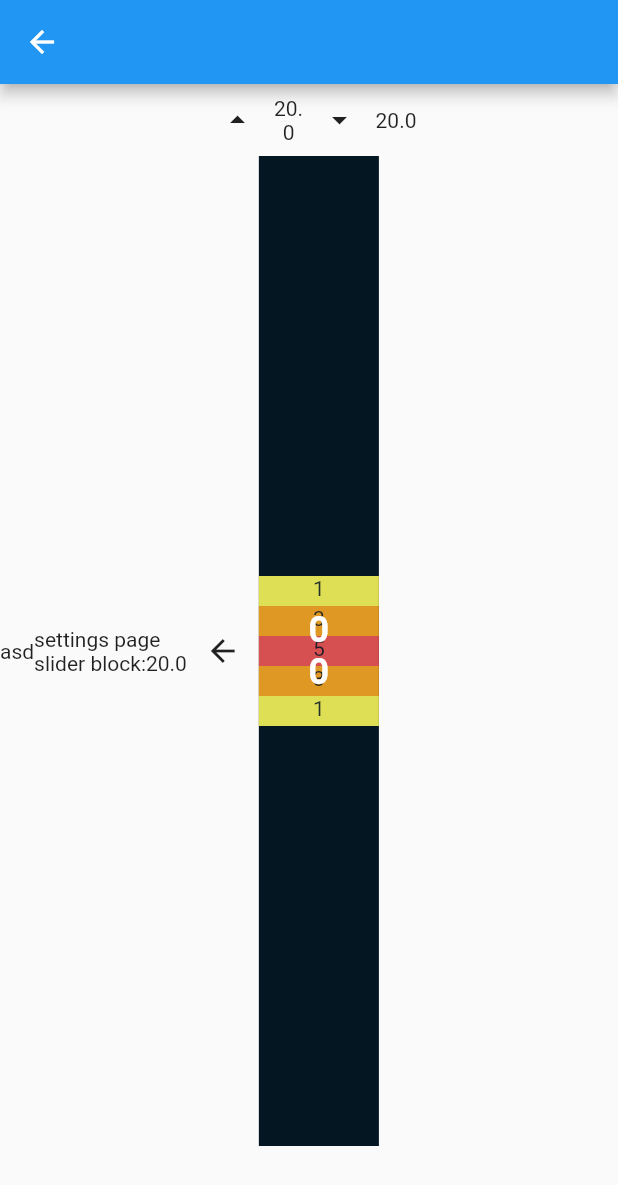
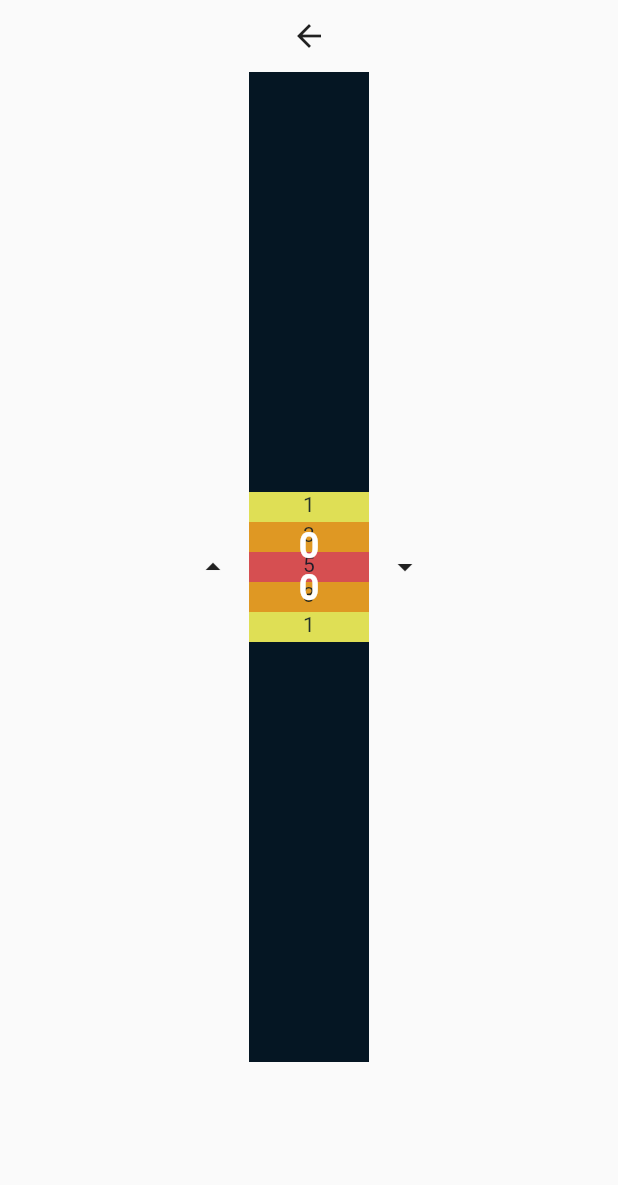
Before and after one commit to icsdaniel/filit, a Flutter app: the SettingsPage screen opened by its route, on a phone screen of 412 x 824 dp. Shown: the top 1185 px of the screen. Run offline on Flutter 3.47's test engine with Material 2 defaults, Android fonts, the phone set to English and light mode, and no system bars.

Commit message:
fixed settings

```diff
--- a/lib/src/pages/homepage.dart
+++ b/lib/src/pages/homepage.dart
@@ -12,7 +12,6 @@ class HomePage extends StatefulWidget {
 class _HomePageState extends State<HomePage> {
   var _team = 2;
   var _round = 5;
-
 
   Widget build(BuildContext context) {
     return Scaffold(
--- a/lib/src/pages/settings.dart
+++ b/lib/src/pages/settings.dart
@@ -14,19 +14,19 @@ class SettingsPage extends StatefulWidget {
 }
 
 class _SettingsPageState extends State<SettingsPage> {
-
+  int incDecValue = 5;
 
   void _increaseVariable() {
     setState(() {
       var slider = context.read<SliderModel>();
-      slider.blockHeight=slider.blockHeight+5;
+      slider.blockHeight = slider.blockHeight + incDecValue;
     });
   }
 
   void _decreaseVariable() {
     setState(() {
       var slider = context.read<SliderModel>();
-      slider.blockHeight=slider.blockHeight-5;
+      slider.blockHeight = slider.blockHeight - incDecValue;
     });
   }
 
@@ -34,43 +34,28 @@ class _SettingsPageState extends State<SettingsPage> {
   Widget build(BuildContext context) {
     var slider = context.read<SliderModel>();
 
-    return Scaffold(
-      appBar: AppBar(),
+    return SafeArea(
+        child: Scaffold(
       body: Column(children: [
-        Row(
+        BackButton(onPressed: () => Navigator.pop(context)),
+        Consumer<SliderModel>(
+          builder: (context, slider, child) => Row(
             mainAxisAlignment: MainAxisAlignment.center,
             children: [
               IconButton(
                 onPressed: _increaseVariable,
                 icon: Icon(Icons.arrow_drop_up),
               ),
-            SizedBox(
-                child: Text(
-                  slider.blockHeight.toString(),
-                  textAlign: TextAlign.center,
-                ),
-                width: 20),
+              PointsSlider(random: false, blockHeight: slider.blockHeight),
               IconButton(
                 onPressed: _decreaseVariable,
                 icon: Icon(Icons.arrow_drop_down),
               ),
-            Text(slider.blockHeight.toString()),
-          ],
-        ),
-        Consumer<SliderModel>(
-          builder: (context, slider, child) => Row(
-            children: [
-              Text("asd"),
-              // Use SomeExpensiveWidget here, without rebuilding every time.
-              if (child != null) child,
-              Text("settings page\nslider block:${slider.blockHeight}"),
-              BackButton(onPressed: () => Navigator.pushNamed(context, HomePage.routeName)),
-              PointsSlider(random: false,blockHeight: slider.blockHeight),
             ],
           ),
           // Build the expensive widget here.
         ),
       ]),
-    );
+    ));
   }
 }
--- a/lib/src/widgets/pointsSlider.dart
+++ b/lib/src/widgets/pointsSlider.dart
@@ -1,7 +1,5 @@
 import 'dart:math';
 import 'package:flutter/material.dart';
-import 'package:provider/provider.dart';
-import '../pages/settings.dart';
 
 class PointsSlider extends StatefulWidget {
   PointsSlider(
```
Lines whose indentation alone changed are shown as unchanged.
